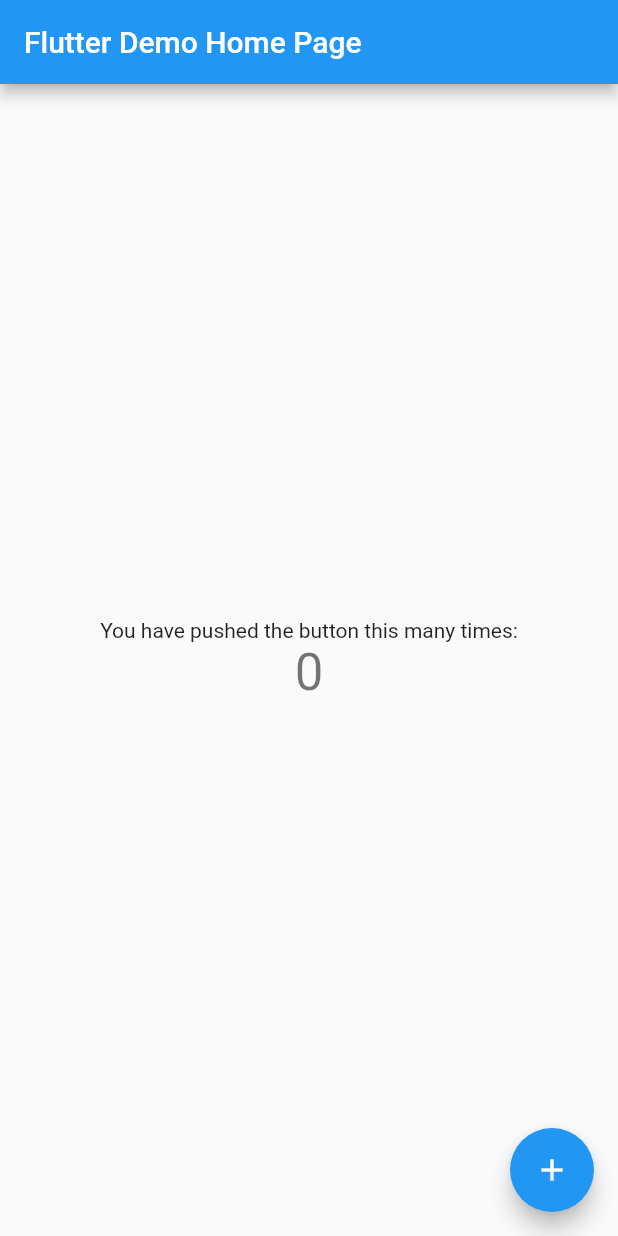
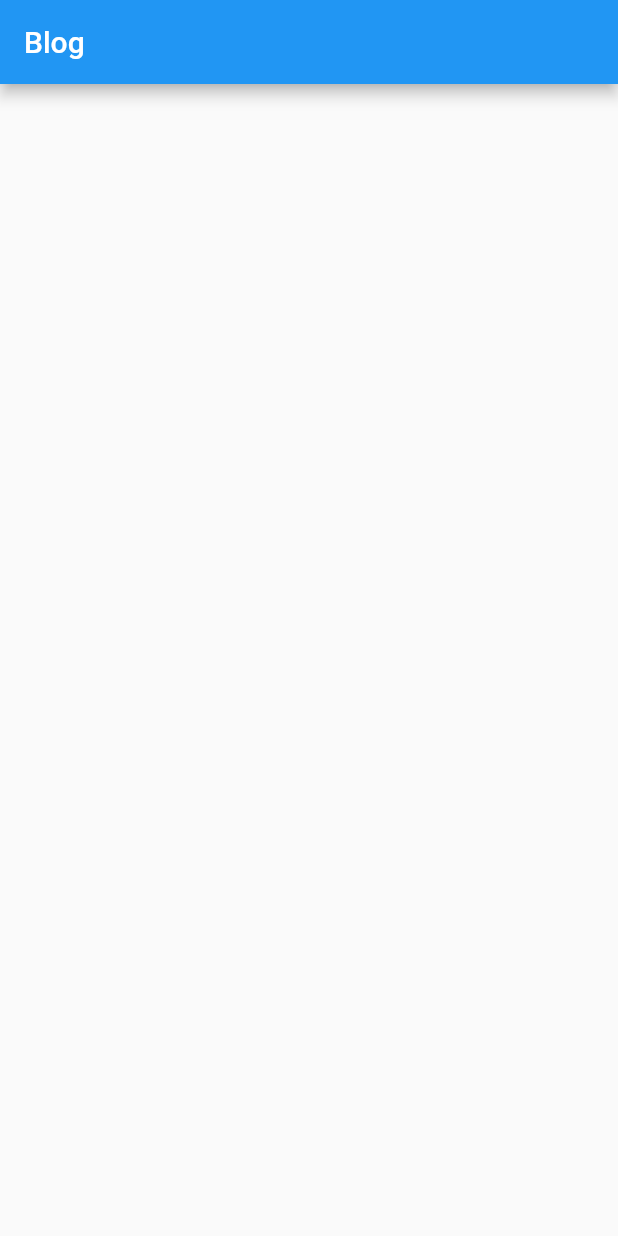
Before and after one commit to dmoitim/blog_flutter, a Flutter app: the screen it shows after launch, on a phone screen of 412 x 824 dp. Run offline on Flutter 3.47's test engine with Material 2 defaults, Android fonts, the phone set to English and light mode, and no system bars; our stand-ins replace dio.

```diff
--- a/lib/main.dart
+++ b/lib/main.dart
@@ -1,3 +1,4 @@
+import 'package:blog_flutter/pages/home.page.dart';
 import 'package:flutter/material.dart';
 
 void main() => runApp(MyApp());
@@ -7,105 +8,12 @@ class MyApp extends StatelessWidget {
   @override
   Widget build(BuildContext context) {
     return MaterialApp(
-      title: 'Flutter Demo',
+      debugShowCheckedModeBanner: false,
+      title: 'Blog',
       theme: ThemeData(
-        // This is the theme of your application.
-        //
-        // Try running your application with "flutter run". You'll see the
-        // application has a blue toolbar. Then, without quitting the app, try
-        // changing the primarySwatch below to Colors.green and then invoke
-        // "hot reload" (press "r" in the console where you ran "flutter run",
-        // or simply save your changes to "hot reload" in a Flutter IDE).
-        // Notice that the counter didn't reset back to zero; the application
-        // is not restarted.
         primarySwatch: Colors.blue,
       ),
-      home: MyHomePage(title: 'Flutter Demo Home Page'),
+      home: HomePage(),
     );
   }
 }
-
-class MyHomePage extends StatefulWidget {
-  MyHomePage({Key key, this.title}) : super(key: key);
-
-  // This widget is the home page of your application. It is stateful, meaning
-  // that it has a State object (defined below) that contains fields that affect
-  // how it looks.
-
-  // This class is the configuration for the state. It holds the values (in this
-  // case the title) provided by the parent (in this case the App widget) and
-  // used by the build method of the State. Fields in a Widget subclass are
-  // always marked "final".
-
-  final String title;
-
-  @override
-  _MyHomePageState createState() => _MyHomePageState();
-}
-
-class _MyHomePageState extends State<MyHomePage> {
-  int _counter = 0;
-
-  void _incrementCounter() {
-    setState(() {
-      // This call to setState tells the Flutter framework that something has
-      // changed in this State, which causes it to rerun the build method below
-      // so that the display can reflect the updated values. If we changed
-      // _counter without calling setState(), then the build method would not be
-      // called again, and so nothing would appear to happen.
-      _counter++;
-    });
-  }
-
-  @override
-  Widget build(BuildContext context) {
-    // This method is rerun every time setState is called, for instance as done
-    // by the _incrementCounter method above.
-    //
-    // The Flutter framework has been optimized to make rerunning build methods
-    // fast, so that you can just rebuild anything that needs updating rather
-    // than having to individually change instances of widgets.
-    return Scaffold(
-      appBar: AppBar(
-        // Here we take the value from the MyHomePage object that was created by
-        // the App.build method, and use it to set our appbar title.
-        title: Text(widget.title),
-      ),
-      body: Center(
-        // Center is a layout widget. It takes a single child and positions it
-        // in the middle of the parent.
-        child: Column(
-          // Column is also a layout widget. It takes a list of children and
-          // arranges them vertically. By default, it sizes itself to fit its
-          // children horizontally, and tries to be as tall as its parent.
-          //
-          // Invoke "debug painting" (press "p" in the console, choose the
-          // "Toggle Debug Paint" action from the Flutter Inspector in Android
-          // Studio, or the "Toggle Debug Paint" command in Visual Studio Code)
-          // to see the wireframe for each widget.
-          //
-          // Column has various properties to control how it sizes itself and
-          // how it positions its children. Here we use mainAxisAlignment to
-          // center the children vertically; the main axis here is the vertical
-          // axis because Columns are vertical (the cross axis would be
-          // horizontal).
-          mainAxisAlignment: MainAxisAlignment.center,
-          children: <Widget>[
-            Text(
-              'You have pushed the button this many times:',
-            ),
-            Text(
-              '$_counter',
-              style: Theme.of(context).textTheme.display1,
-            ),
-          ],
-        ),
-      ),
-      floatingActionButton: FloatingActionButton(
-        onPressed: _incrementCounter,
-        tooltip: 'Increment',
-        child: Icon(Icons.add),
-      ), // This trailing comma makes auto-formatting nicer for build methods.
-    );
-  }
-}
--- /dev/null
+++ b/lib/pages/home.page.dart
@@ -0,0 +1,14 @@
+import 'package:flutter/material.dart';
+
+class HomePage extends StatelessWidget {
+  @override
+  Widget build(BuildContext context) {
+    return Scaffold(
+      appBar: AppBar(
+        title: Text(
+          "Blog",
+        ),
+      ),
+    );
+  }
+}
--- a/pubspec.yaml
+++ b/pubspec.yaml
@@ -23,6 +23,8 @@ dependencies:
   # The following adds the Cupertino Icons font to your application.
   # Use with the CupertinoIcons class for iOS style icons.
   cupertino_icons: ^0.1.2
+  dio: ^3.0.9
+  flutter_markdown: ^0.3.4
 
 dev_dependencies:
   flutter_test:
```
Also changed, not shown: lib/models/author.model.dart (added, +30 -0 lines), lib/models/meta.model.dart (added, +21 -0 lines), lib/models/post.model.dart (added, +36 -0 lines), lib/repositories/post.repository.dart (added, +20 -0 lines), pubspec.lock.
